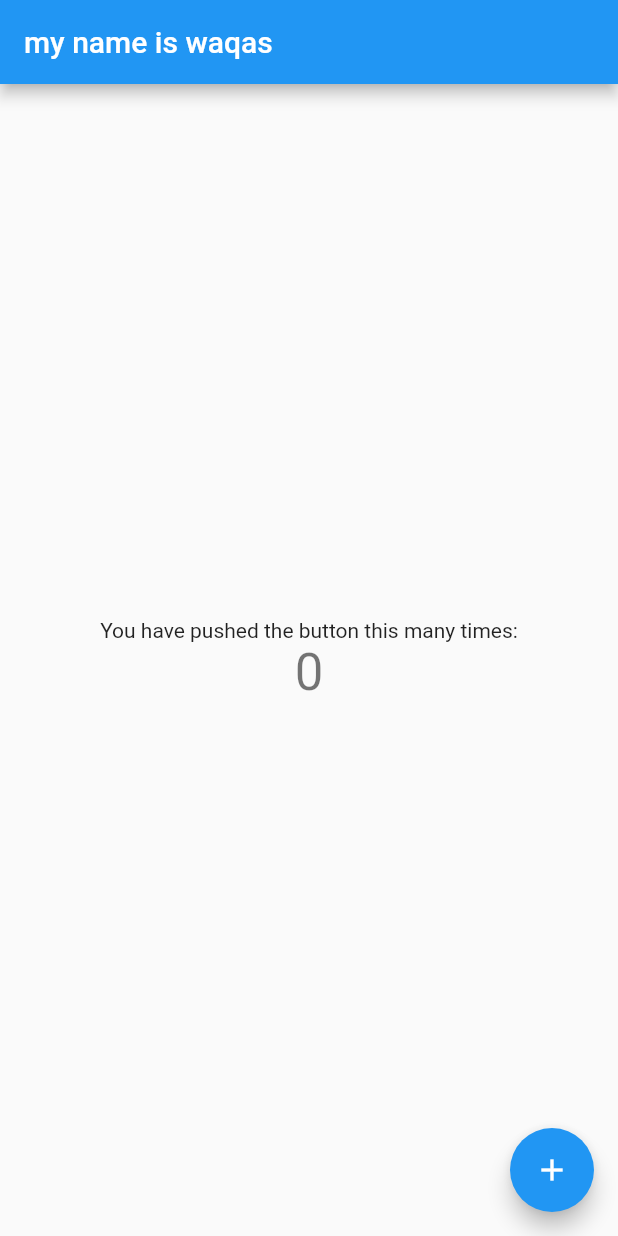
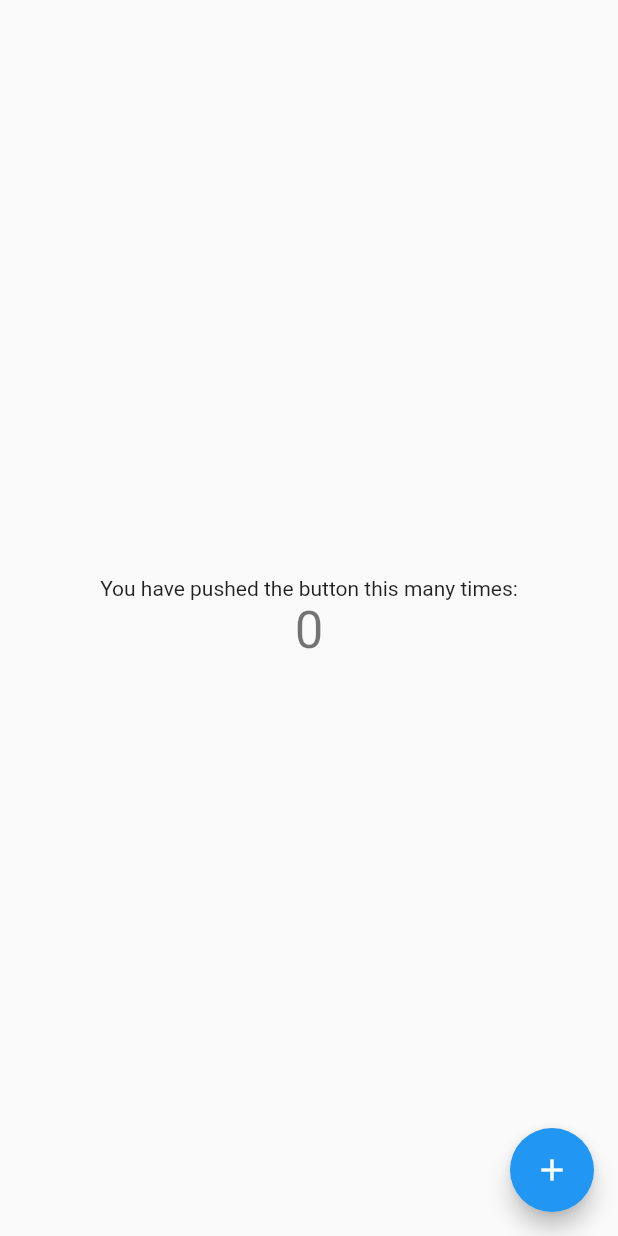
Before and after one commit to waqas3999/git_demo, a Flutter app: the screen it shows after launch, on a phone screen of 412 x 824 dp. Run offline on Flutter 3.47's test engine with Material 2 defaults, Android fonts, the phone set to English and light mode, and no system bars.

Commit message:
appbar remvoe kardiya

```diff
--- a/lib/my_home.dart
+++ b/lib/my_home.dart
@@ -20,11 +20,6 @@ class _MyHomePageState extends State<MyHomePage> {
   @override
   Widget build(BuildContext context) {
     return Scaffold(
-      appBar: AppBar(
-        // Here we take the value from the MyHomePage object that was created by
-        // the App.build method, and use it to set our appbar title.
-        title: Text("my name is waqas"),
-      ),
       body: Center(
         // Center is a layout widget. It takes a single child and positions it
         // in the middle of the parent.
```
